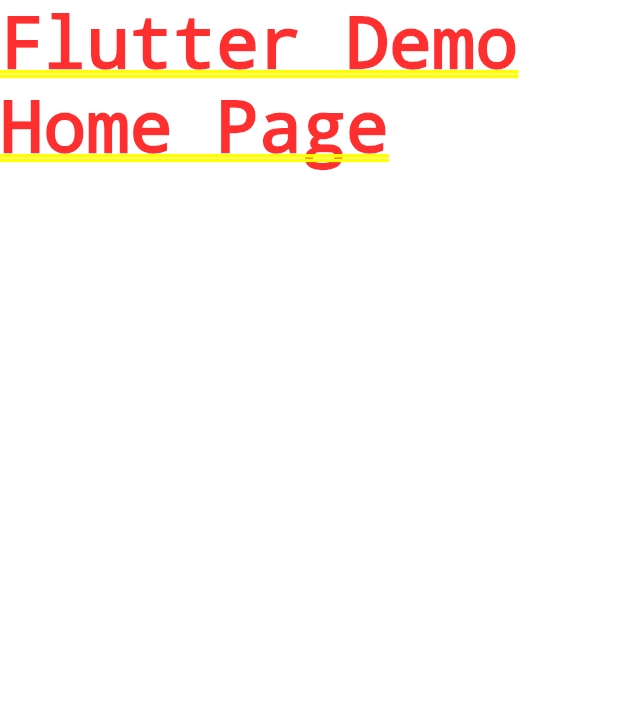
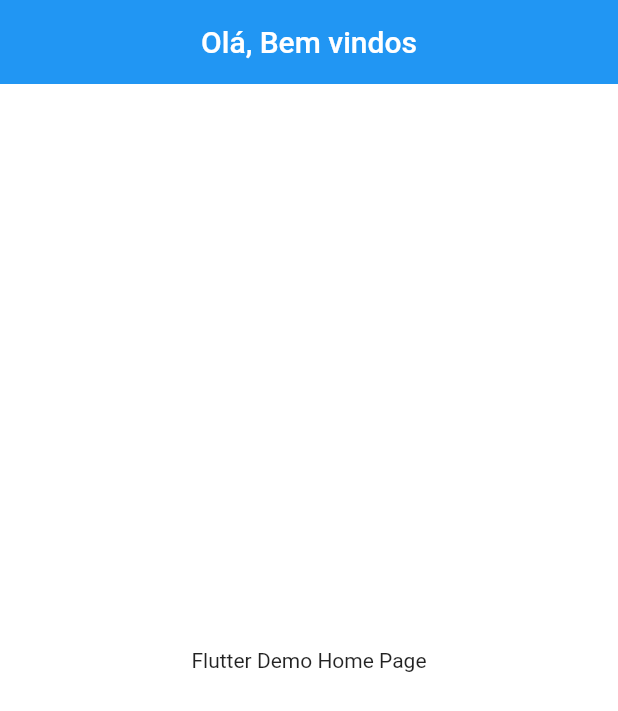
Before and after one commit to Pedroporto87/ecommerce-teste, a Flutter app: the screen it shows after launch, on a phone screen of 412 x 824 dp. Shown: the top 711 px of the screen. Run offline on Flutter 3.47's test engine with Material 2 defaults, Android fonts, the phone set to English and light mode, and no system bars.

Commit message:
definindo appBar

```diff
--- a/lib/main.dart
+++ b/lib/main.dart
@@ -1,4 +1,5 @@
 import 'package:flutter/material.dart';
+import 'package:flutter_ecommerce/Constantes/global_variaveis.dart';
 
 void main() {
   runApp(const MyApp());
@@ -12,9 +13,24 @@ class MyApp extends StatelessWidget {
     return MaterialApp(
       title: 'Ecommerce Store',
       theme: ThemeData(
-        primarySwatch: Colors.blue,
+        scaffoldBackgroundColor: GlobalVariaveis.backgroundColor,
+        appBarTheme: const AppBarTheme(
+          elevation: 0,
+          iconTheme: IconThemeData(
+            color: Colors.black,
+          ),
+        ),
       ),
-      home: const Text('Flutter Demo Home Page'),
+      home: Scaffold(
+        appBar: AppBar(
+          title: const Center(
+            child: Text('Olá, Bem vindos'),
+          ),
+        ),
+        body: const Center(
+          child: Text('Flutter Demo Home Page'),
+        ),
+      ),
     );
   }
 }
```
